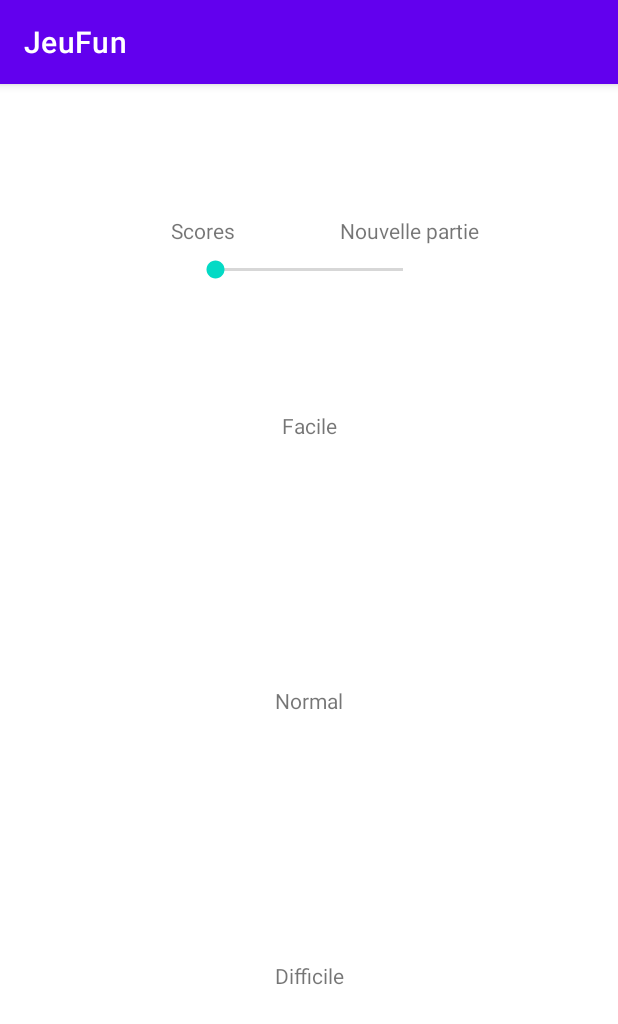
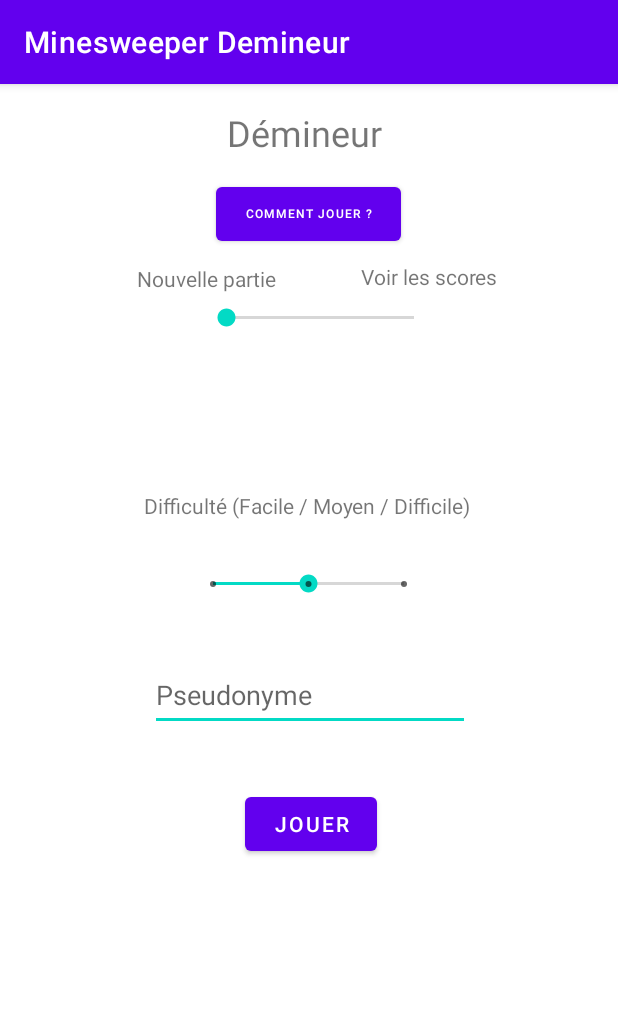
Before and after one commit to Deux-Ailes/LeDemineur, an Android app: the screen it shows after launch (Menu), on a phone screen of 412 x 824 dp. Shown: the top 1024 px of the screen. Run offline under Robolectric (Android 15) with nearby library versions, the phone set to English and light mode, and no system bars.

Commit message:
Commentaires apportés et ajout du tutoriel. OK, fonctionnel.

```diff
--- a/app/src/main/java/com/example/jeufun/FragLigne.java
+++ b/app/src/main/java/com/example/jeufun/FragLigne.java
@@ -37,7 +37,6 @@ public class FragLigne extends Fragment {
      *
      * @return A new instance of fragment FragLigne.
      */
-    // TODO: Rename and change types and number of parameters
     public static FragLigne newInstance(int nbCelluless, int numLignee) {
         FragLigne fragment = new FragLigne();
         Bundle args = new Bundle();
@@ -62,11 +61,12 @@ public class FragLigne extends Fragment {
                              Bundle savedInstanceState) {
         // Inflate the layout for this fragment
         View view = inflater.inflate(R.layout.fragment_frag_ligne, container, false);
+        // Création des fragments
         FragmentTransaction ft = getChildFragmentManager().beginTransaction();
         listeCellule = new ArrayList<>();
         //Cell creations
         for (int i = 0; i < this.nombreCellules; i++) {
-            // Creating there the cells with passiv state. Instanciation
+            // Création de cellules sans valeur et avec le statut Hidden
             listeCellule.add(FragCellule.newInstance("Hidden", ""));
         }
         for (FragCellule frag : listeCellule) {
--- a/app/src/main/java/com/example/jeufun/Menu.java
+++ b/app/src/main/java/com/example/jeufun/Menu.java
@@ -3,10 +3,13 @@ package com.example.jeufun;
 import android.content.Intent;
 import android.content.SharedPreferences;
 import android.os.Bundle;
+import android.view.Gravity;
+import android.view.LayoutInflater;
 import android.view.View;
 import android.widget.Button;
 import android.widget.EditText;
 import android.widget.LinearLayout;
+import android.widget.PopupWindow;
 import android.widget.SeekBar;
 
 import androidx.appcompat.app.AppCompatActivity;
@@ -27,21 +30,25 @@ public class Menu extends AppCompatActivity {
     private SharedPreferences prefs;
     private SharedPreferences.Editor editor;
     private Intent serviceDeMusique;
+    private Button tuto;
 
     @Override
     protected void onCreate(Bundle savedInstanceState) {
         super.onCreate(savedInstanceState);
         setContentView(R.layout.activity_menu);
+
+        // Attribution des variables & objets privés
         this.difficulty = findViewById(R.id.seekBar3);
         this.pseudo = findViewById(R.id.inPutDiff2);
         this.button = findViewById(R.id.btn_Diff);
         this.screenSelector = findViewById(R.id.divScores);
-        gameStart = findViewById(R.id.divGame);
-        displayScore = findViewById(R.id.displayScore);
-        prefs = getSharedPreferences("scores", MODE_PRIVATE);
-        editor = prefs.edit();
-        dataAccess = new AccessDonnees(prefs, editor);
-        serviceDeMusique = new Intent(this, ServiceDeMusique.class);
+        this.tuto = findViewById(R.id.btn_Jouer);
+        this.gameStart = findViewById(R.id.divGame);
+        this.displayScore = findViewById(R.id.displayScore);
+        this.prefs = getSharedPreferences("scores", MODE_PRIVATE);
+        this.editor = prefs.edit();
+        this.dataAccess = new AccessDonnees(prefs, editor);
+        this.serviceDeMusique = new Intent(this, ServiceDeMusique.class);
 
     }
 
@@ -49,29 +56,33 @@ public class Menu extends AppCompatActivity {
     protected void onResume() {
         super.onResume();
         startService(serviceDeMusique);
-        gameStart.setVisibility(View.INVISIBLE); // Nécessaire pour cacher au tout début le bloc
+        displayScore.setVisibility(View.INVISIBLE); // Nécessaire pour cacher au tout début le bloc
 
         attributionScore();
 
+        // Setup du click listener pour lancer la partie
         this.button.setOnClickListener(v -> {
             String pseudonyme = this.pseudo.getText().toString();
-            if (pseudonyme.equals("")) pseudonyme = "Sans nom";
-            int difficult = this.difficulty.getProgress();
-            Parametre param = new Parametre(pseudonyme, difficult);
+            if (pseudonyme.equals("")) pseudonyme = "Sans nom"; // Si le champ est vide alors on met un pseudo bidon
+            int difficult = this.difficulty.getProgress();      // Valeur retournée par le slider, entre 0 et 2
+            Parameters param = new Parameters(pseudonyme, difficult); // Création d'un objet issue de la classe Parametre
             Intent intent = new Intent(Menu.this, MainActivity.class);
             Bundle bundle = new Bundle();
-            bundle.putSerializable("PARAM", param);
+            bundle.putSerializable("PARAM", param); // Ajout de l'objet contenant toutes les valeurs pour les parametres dans le bundle
             intent.putExtras(bundle);
             startActivity(intent);
         });
+
+        // Setup du onChangeListener du slider qui gère l'affichage
         this.screenSelector.setOnSeekBarChangeListener(new SeekBar.OnSeekBarChangeListener() {
             @Override
             public void onProgressChanged(SeekBar seekBar, int i, boolean b) {
-
-                if (screenSelector.getProgress() == 0) {
+                // Si la valeur est à 1 alors on affiche les scores
+                if (screenSelector.getProgress() == 1) {
                     gameStart.setVisibility(View.INVISIBLE);
                     displayScore.setVisibility(View.VISIBLE);
-                } else {
+                } // Sinon l'affichage de création de partie
+                else {
                     displayScore.setVisibility(View.INVISIBLE);
                     gameStart.setVisibility(View.VISIBLE);
                 }
@@ -87,7 +98,41 @@ public class Menu extends AppCompatActivity {
 
             }
         });
+
+        this.tuto.setOnClickListener(v->{
+            // Tiré d'un tutoriel stackOverflow
+            onButtonShowPopupWindowClick(findViewById(R.id.originalLayout));
+        });
     }
+
+    /**
+     * Tiré du tuto https://stackoverflow.com/questions/5944987/how-to-create-a-popup-window-popupwindow-in-android
+     * @param view Layout sur lequel la vue s'affichera
+     */
+    public void onButtonShowPopupWindowClick(View view) {
+
+        // inflate the layout of the popup window
+        LayoutInflater inflater = (LayoutInflater)
+                getSystemService(LAYOUT_INFLATER_SERVICE);
+        View popupView = inflater.inflate(R.layout.tuto, null);
+
+        // create the popup window
+        int width = LinearLayout.LayoutParams.WRAP_CONTENT;
+        int height = LinearLayout.LayoutParams.WRAP_CONTENT;
+        boolean focusable = true; // lets taps outside the popup also dismiss it
+        final PopupWindow popupWindow = new PopupWindow(popupView, width, height, focusable);
+
+        // show the popup window
+        // which view you pass in doesn't matter, it is only used for the window tolken
+        popupWindow.showAtLocation(view, Gravity.CENTER, 0, 0);
+
+        // dismiss the popup window when touched
+        popupView.setOnTouchListener((v, event) -> {
+            popupWindow.dismiss();
+            return true;
+        });
+    }
+
 
     @Override
     protected void onDestroy() {
@@ -102,6 +147,9 @@ public class Menu extends AppCompatActivity {
     }
 
 
+    /**
+     * Remplie les scores en fonction des données présentes dans les sharedPreferences
+     */
     private void attributionScore() {
         FragmentTransaction ft = getSupportFragmentManager().beginTransaction();
         // Les fragments initialisés
--- a/app/src/main/java/com/example/jeufun/ServiceDeMusique.java
+++ b/app/src/main/java/com/example/jeufun/ServiceDeMusique.java
@@ -16,8 +16,7 @@ public class ServiceDeMusique extends Service {
 
     @Override
     public IBinder onBind(Intent intent) {
-        // TODO: Return the communication channel to the service.
-        throw new UnsupportedOperationException("Not yet implemented");
+        throw new UnsupportedOperationException("Pas besoin d'implémenter en bind");
     }
 
     @Override
--- a/app/src/main/java/com/example/jeufun/fragment_frag_scores.java
+++ b/app/src/main/java/com/example/jeufun/fragment_frag_scores.java
@@ -58,7 +58,7 @@ public class fragment_frag_scores extends Fragment {
     @Override
     public View onCreateView(LayoutInflater inflater, ViewGroup container,
                              Bundle savedInstanceState) {
-        // Inflate the layout for this fragment
+        // Rien de bien transcendant ou novateur
         View view = inflater.inflate(R.layout.fragment_frag_scores, container, false);
         TextView pseudo = view.findViewById(R.id.text_Pseudo);
         TextView time = view.findViewById(R.id.text_Time);
--- a/app/src/main/res/layout/activity_fin.xml
+++ b/app/src/main/res/layout/activity_fin.xml
@@ -33,7 +33,7 @@
             android:layout_height="wrap_content"
             android:layout_marginTop="20dp"
             android:layout_marginEnd="152dp"
-            android:text="Rejouer"
+            android:text="@string/rejouer"
             android:textAlignment="center"
             app:layout_constraintEnd_toEndOf="parent"
             app:layout_constraintTop_toBottomOf="@+id/victoireDefaite" />
--- a/app/src/main/res/layout/activity_menu.xml
+++ b/app/src/main/res/layout/activity_menu.xml
@@ -2,6 +2,7 @@
 <androidx.constraintlayout.widget.ConstraintLayout xmlns:android="http://schemas.android.com/apk/res/android"
     xmlns:app="http://schemas.android.com/apk/res-auto"
     xmlns:tools="http://schemas.android.com/tools"
+    android:id="@+id/originalLayout"
     android:layout_width="match_parent"
     android:layout_height="match_parent"
     tools:context=".Menu">
@@ -22,9 +23,9 @@
             android:layout_marginStart="100dp"
             android:layout_marginTop="21dp"
             android:ems="10"
+            android:hint="@string/pseudo"
             android:inputType="textPersonName"
             android:minHeight="48dp"
-            android:hint="@string/pseudo"
             app:layout_constraintStart_toStartOf="parent"
             app:layout_constraintTop_toBottomOf="@+id/seekBar3" />
 
@@ -149,8 +150,8 @@
                     android:id="@+id/afficheHard"
                     android:layout_width="match_parent"
                     android:layout_height="wrap_content"
-                    android:orientation="vertical"
-                    android:contentDescription="@string/hardcontainer">
+                    android:contentDescription="@string/hardcontainer"
+                    android:orientation="vertical">
 
                 </LinearLayout>
             </ScrollView>
@@ -158,34 +159,56 @@
         </LinearLayout>
     </LinearLayout>
 
+    <TextView
+        android:id="@+id/textView6"
+        android:layout_width="105dp"
+        android:layout_height="20dp"
+        android:layout_marginStart="56dp"
+        android:layout_marginTop="8dp"
+        android:text="@string/scores"
+        app:layout_constraintStart_toEndOf="@+id/textView9"
+        app:layout_constraintTop_toBottomOf="@+id/btn_Jouer" />
+
     <SeekBar
         android:id="@+id/divScores"
         android:layout_width="157dp"
         android:layout_height="26dp"
-        android:layout_marginTop="3dp"
-        android:layout_marginEnd="127dp"
+        android:layout_marginTop="4dp"
+        android:layout_marginEnd="120dp"
         android:max="1"
         app:layout_constraintEnd_toEndOf="parent"
         app:layout_constraintTop_toBottomOf="@+id/textView6" />
 
     <TextView
-        android:id="@+id/textView6"
+        android:id="@+id/textView9"
         android:layout_width="wrap_content"
         android:layout_height="wrap_content"
-        android:layout_marginTop="88dp"
-        android:layout_marginEnd="70dp"
-        android:text="@string/scores"
-        app:layout_constraintEnd_toStartOf="@+id/textView9"
+        android:layout_marginStart="91dp"
+        android:layout_marginTop="120dp"
+        android:text="@string/nouvelle_partie"
+        app:layout_constraintStart_toStartOf="parent"
         app:layout_constraintTop_toTopOf="parent" />
 
     <TextView
-        android:id="@+id/textView9"
-        android:layout_width="wrap_content"
-        android:layout_height="wrap_content"
-        android:layout_marginTop="88dp"
-        android:layout_marginEnd="92dp"
-        android:text="@string/nouvelle_partie"
-        app:layout_constraintEnd_toEndOf="parent"
+        android:id="@+id/textView4"
+        android:layout_width="109dp"
+        android:layout_height="35dp"
+        android:layout_marginStart="151dp"
+        android:layout_marginTop="16dp"
+        android:text="@string/demineur"
+        android:textSize="24sp"
+        app:layout_constraintStart_toStartOf="parent"
         app:layout_constraintTop_toTopOf="parent" />
 
+    <Button
+        android:id="@+id/btn_Jouer"
+        android:layout_width="123dp"
+        android:layout_height="48dp"
+        android:layout_marginStart="144dp"
+        android:layout_marginTop="11dp"
+        android:text="@string/tuto"
+        android:textSize="8sp"
+        app:layout_constraintStart_toStartOf="parent"
+        app:layout_constraintTop_toBottomOf="@+id/textView4" />
+
 </androidx.constraintlayout.widget.ConstraintLayout>
--- a/app/src/main/res/values/colors.xml
+++ b/app/src/main/res/values/colors.xml
@@ -7,4 +7,5 @@
     <color name="teal_700">#FF018786</color>
     <color name="black">#FF000000</color>
     <color name="white">#FFFFFFFF</color>
+    <color name="tuto">#69BFE1</color>
 </resources>
--- a/app/src/main/res/values/strings.xml
+++ b/app/src/main/res/values/strings.xml
@@ -1,5 +1,5 @@
 <resources>
-    <string name="app_name">JeuFun</string>
+    <string name="app_name">Minesweeper Demineur</string>
     <string name="hello_blank_fragment">Hello blank fragment</string>
     <string name="facile">Facile</string>
     <string name="normal">Normal</string>
@@ -18,6 +18,15 @@
     <string name="ezcontainer">EzContainer</string>
     <string name="medcontainer">MedContainer</string>
     <string name="hardcontainer">HardContainer</string>
-    <string name="scores">Scores</string>
+    <string name="scores">Voir les scores</string>
     <string name="jouer">Jouer</string>
+    <string name="rejouer">Rejouer</string>
+    <string name="demineur">Démineur</string>
+    <string name="Bienvenue">Bienvenue jeune démineur</string>
+    <string name="tuto">Comment jouer ?</string>
+    <string name="desc_case">Ceci est une case. Cliquez dessus rapidement pour afficher ce qui se cache sous la case ou bien appuyez longtemps pour mettre un drapeau là où vous pensez que des bombes se cachent.</string>
+    <string name="desc_chiffre">Le chiffre indique le nombre de bombes autour de la case à 1 case de distance. Si le fond est vide, cela signifie qu il n y a aucune bombe autour.</string>
+    <string name="desc_bombe">Ceci est une bombe.\nQuand vous la touchez, vous perdez la partie.</string>
+    <string name="desc_drapeau">Ceci est un drapeau. Vous pouvez en positionner là où vous pensez que des bombes se cachent.</string>
+    <string name="desc_gg">CONDITIONS DE VICTOIRE :\nLa partie se termine quand vous cliquez sur une bombe ou que toutes les cases qui ne sont pas des bombes sont découvertes. \n Cliquez n importe où pour quitter le tutoriel.</string>
 </resources>
```
Also changed, not shown: app/src/main/java/com/example/jeufun/AccessDonnees.java (+22 -17 lines), app/src/main/java/com/example/jeufun/Fin.java (+15 -13 lines), app/src/main/java/com/example/jeufun/FragCellule.java (+19 -19 lines), app/src/main/java/com/example/jeufun/MainActivity.java (+55 -30 lines), app/src/main/java/com/example/jeufun/Parameters.java (added, +21 -0 lines), app/src/main/java/com/example/jeufun/Parametre.java (deleted, +0 -21 lines), app/src/main/res/layout/tuto.xml (added, +117 -0 lines).
